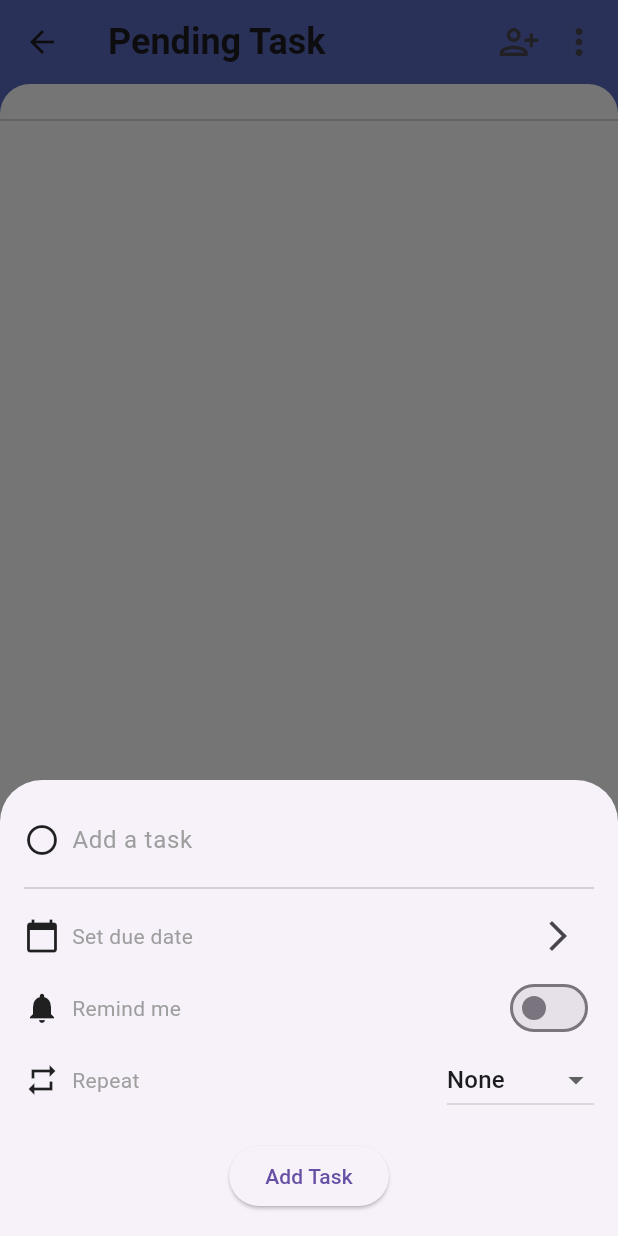
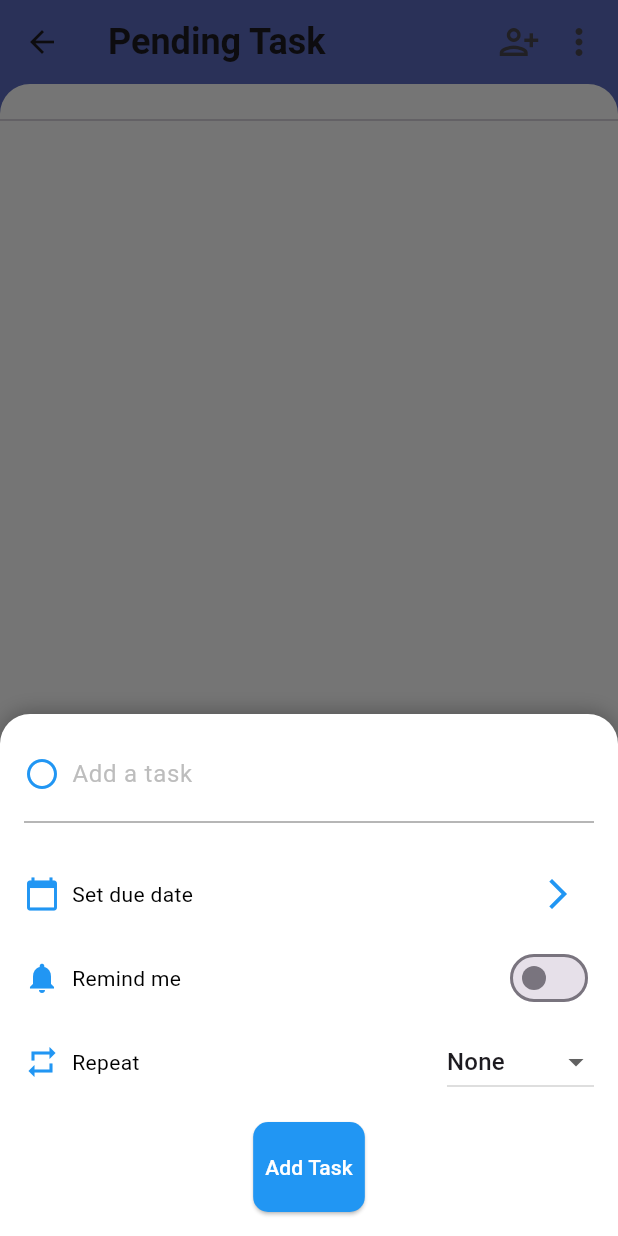
Before and after one commit to phtmyle/todo_list, a Flutter app: the screen it shows after launch, after a tap on the "add" icon, on a phone screen of 412 x 824 dp. Run offline on Flutter 3.47's test engine with Material 3 defaults, Android fonts, the phone set to English and light mode, and no system bars; our stand-ins replace flutter_local_notifications, timezone.

Commit message:
add color

```diff
--- a/lib/views/todolist_view.dart
+++ b/lib/views/todolist_view.dart
@@ -336,53 +336,68 @@ class _AddTodoBottomSheetState extends State<AddTodoBottomSheet> {
 
   @override
   Widget build(BuildContext context) {
-    return Padding(
+    return Container(
+      decoration: const BoxDecoration(
+        color: Colors.white,
+        borderRadius: BorderRadius.vertical(top: Radius.circular(20)),
+        boxShadow: [
+          BoxShadow(
+            color: Colors.black26,
+            blurRadius: 10,
+            spreadRadius: 0,
+            offset: Offset(0, -2),
+          ),
+        ],
+      ),
       padding: const EdgeInsets.all(16.0),
       child: Column(
         mainAxisSize: MainAxisSize.min,
         children: [
           Row(
             children: [
-              Icon(Icons.radio_button_unchecked, size: 24),
+              const Icon(Icons.radio_button_unchecked, size: 24, color: Colors.blue),
               const SizedBox(width: 8),
               Expanded(
-                  child: TextField(
-                    decoration: const InputDecoration(
-                      hintText: 'Add a task',
-                      border: InputBorder.none,
-                      hintStyle: TextStyle(
-                        color: Colors.grey),
-                    ),
-                    onChanged: (value) => title = value,
+                child: TextField(
+                  decoration: InputDecoration(
+                    hintText: 'Add a task',
+                    border: InputBorder.none,
+                    hintStyle: TextStyle(color: Colors.grey[400]),
                   ),
+                  onChanged: (value) => title = value,
+                ),
               ),
             ],
           ),
-          const Divider(),
+          const Divider(thickness: 1, color: Colors.grey),
+          const SizedBox(height: 16),
           Row(
             mainAxisAlignment: MainAxisAlignment.spaceBetween,
             children: [
-              Row(
+              const Row(
                 children: [
-                  Icon(Icons.calendar_today, size: 24),
-                  const SizedBox(width: 8),
-                  const Text('Set due date'),
+                  Icon(Icons.calendar_today, size: 24, color: Colors.blue),
+                  SizedBox(width: 8),
+                  Text('Set due date',
+                      style: TextStyle(color: Colors.black)),
                 ],
               ),
               IconButton(
-                icon: const Icon(Icons.arrow_forward_ios),
+                icon: const Icon(Icons.arrow_forward_ios, color: Colors.blue),
                 onPressed: () => _selectDate(context),
               ),
             ],
           ),
+          const SizedBox(height: 8),
           Row(
             mainAxisAlignment: MainAxisAlignment.spaceBetween,
             children: [
-              Row(
+              const Row(
                 children: [
-                  Icon(Icons.notifications, size: 24),
-                  const SizedBox(width: 8),
-                  const Text('Remind me'),
+                  Icon(Icons.notifications, size: 24, color: Colors.blue),
+                  SizedBox(width: 8),
+                  Text('Remind me',
+                      style: TextStyle(color: Colors.black)),
                 ],
               ),
               Switch(
@@ -392,17 +407,19 @@ class _AddTodoBottomSheetState extends State<AddTodoBottomSheet> {
                     remindMe = value;
                   });
                 },
+                activeColor: Colors.blue,
               ),
             ],
           ),
+          const SizedBox(height: 8),
           Row(
             mainAxisAlignment: MainAxisAlignment.spaceBetween,
             children: [
-              Row(
+              const Row(
                 children: [
-                  Icon(Icons.repeat, size: 24),
-                  const SizedBox(width: 8),
-                  const Text('Repeat'),
+                  Icon(Icons.repeat, size: 24, color: Colors.blue),
+                  SizedBox(width: 8),
+                  Text('Repeat', style: TextStyle(color: Colors.black)),
                 ],
               ),
               DropdownButton<RepeatFrequency>(
@@ -431,7 +448,18 @@ class _AddTodoBottomSheetState extends State<AddTodoBottomSheet> {
                 Navigator.of(context).pop();
               }
             },
-            child: const Text('Add Task'),
+            style: ElevatedButton.styleFrom(
+              backgroundColor: Colors.blue,
+              padding: const EdgeInsets.symmetric(vertical: 12),
+              shape: RoundedRectangleBorder(
+                borderRadius: BorderRadius.circular(10),
+              ),
+            ),
+            child:
+                const Padding(
+                  padding: EdgeInsets.all(8.0),
+                  child: Text('Add Task', style: TextStyle(color: Colors.white)),
+                ),
           ),
         ],
       ),
```
